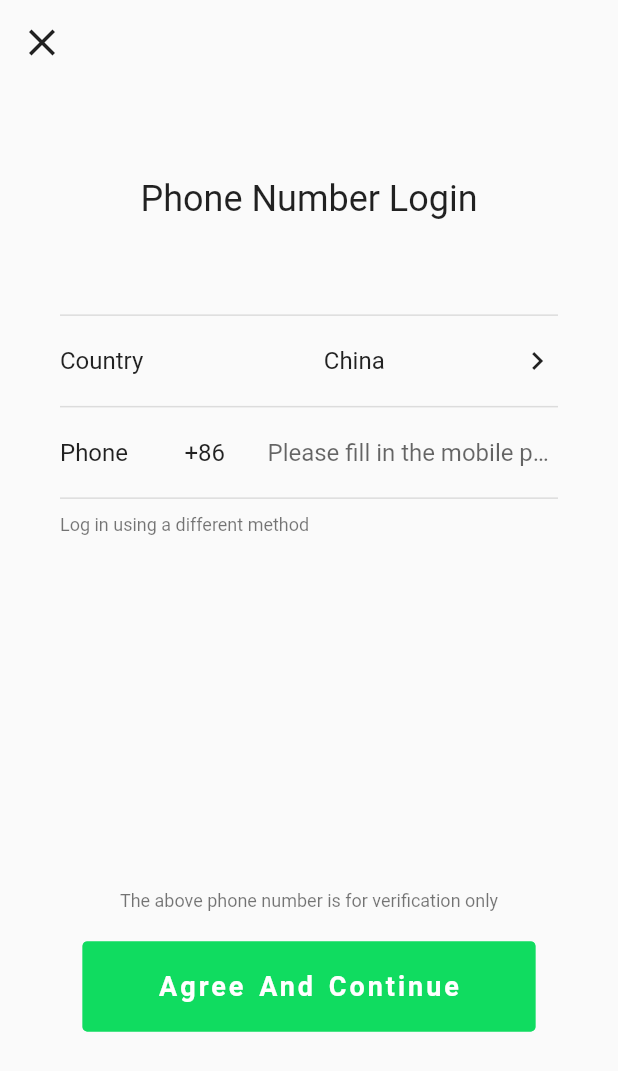
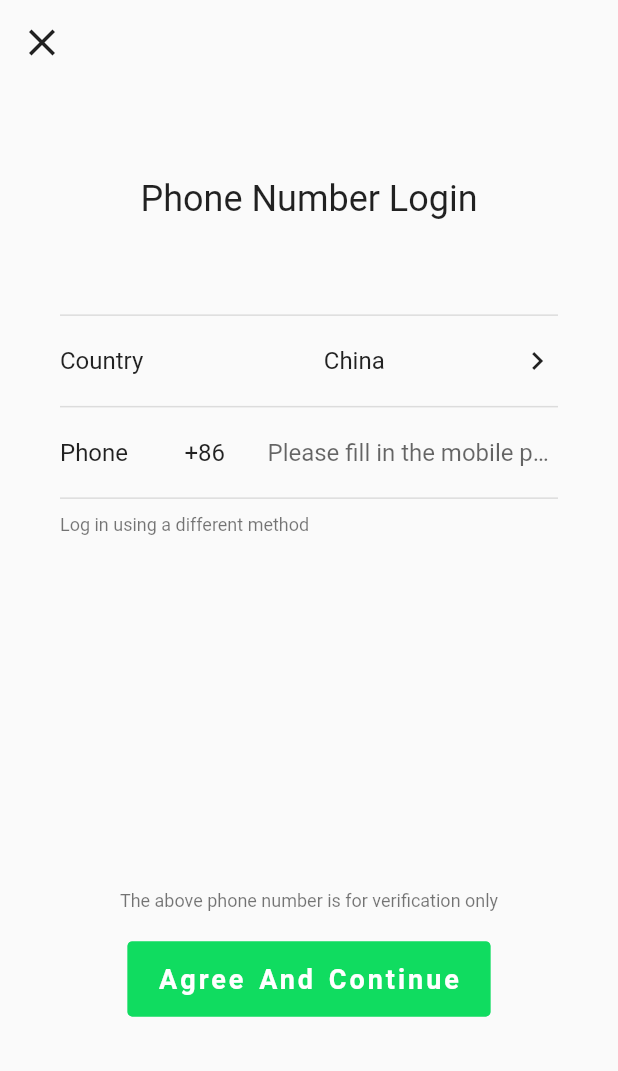
Before and after one commit to BadKid90s/pseudo_we_chat, a Flutter app: the screen it shows after launch, after a tap on "log in", on a phone screen of 412 x 824 dp. Shown: the top 1071 px of the screen. Run offline on Flutter 3.47's test engine with Material 2 defaults, Android fonts, the phone set to English and light mode, and no system bars; drawn by our look-alikes of getwidget; our stand-ins replace country_picker, get, styled_widget; missing offline and left inert: dart:ffi; generated files the repository leaves out were written again.

Commit message:
feature(layout): 修改页面布局

```diff
--- a/lib/pages/login/widget/bottom.dart
+++ b/lib/pages/login/widget/bottom.dart
@@ -30,7 +30,7 @@ class Bottom extends StatelessWidget {
                 style: context.textTheme.bodySmall,
               ).paddingOnly(bottom: 20),
               SizedBox(
-                height: 60,
+                height: 50,
                 child: GFButton(
                   onPressed: buttonPressed,
                   text: buttonTitle,
@@ -40,7 +40,7 @@ class Bottom extends StatelessWidget {
                       wordSpacing: 2,
                       letterSpacing: 2,
                       color: Colors.white),
-                  padding: const EdgeInsets.symmetric(horizontal: 50),
+                  padding: const EdgeInsets.symmetric(horizontal: 20),
                   color: GFColors.SUCCESS,
                   shape: GFButtonShape.standard,
                 ),
--- a/lib/pages/root.dart
+++ b/lib/pages/root.dart
@@ -4,7 +4,6 @@ import 'package:getwidget/getwidget.dart';
 import 'package:pseudo_we_chat/generated/l10n.dart';
 import 'package:pseudo_we_chat/router.dart';
 import 'package:styled_widget/styled_widget.dart';
-
 
 class RootPage extends StatelessWidget {
   const RootPage({super.key});
@@ -24,7 +23,7 @@ class RootPage extends StatelessWidget {
           alignment: Alignment.center, //指定未定位或部分定位widget的对齐方式
           children: <Widget>[
             Positioned(
-                bottom: 120,
+                bottom: Get.height * 0.1,
                 child: IntrinsicWidth(
                   stepWidth: Get.width,
                   child: Flex(
```
Also changed, not shown: 2 other files.
